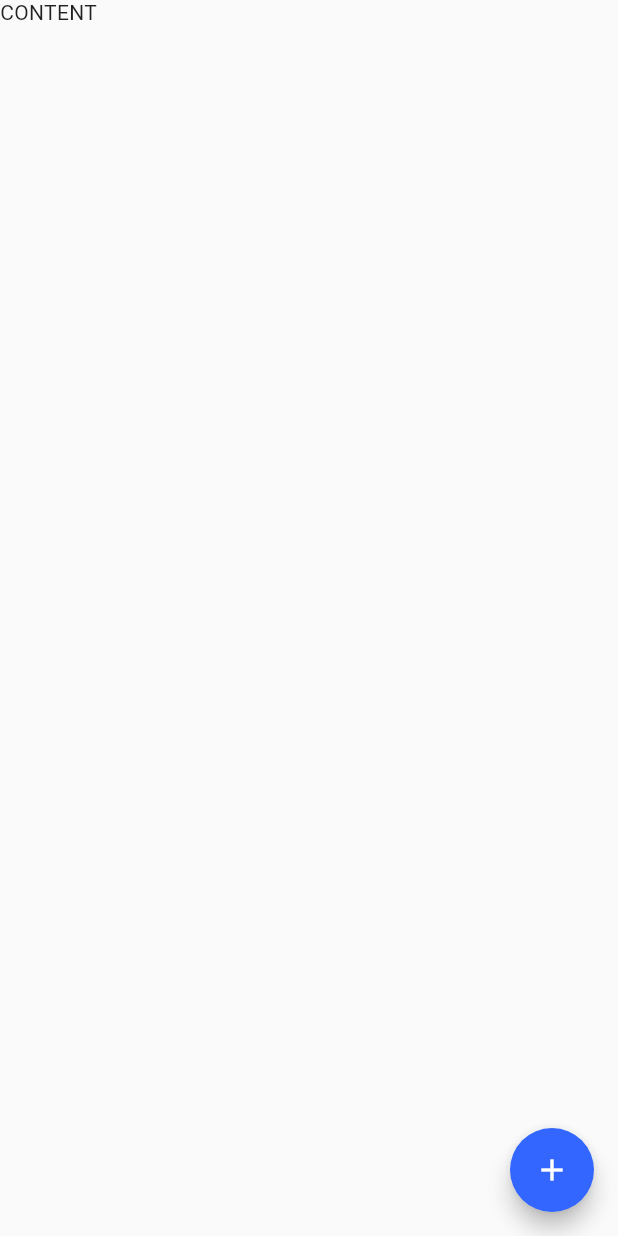
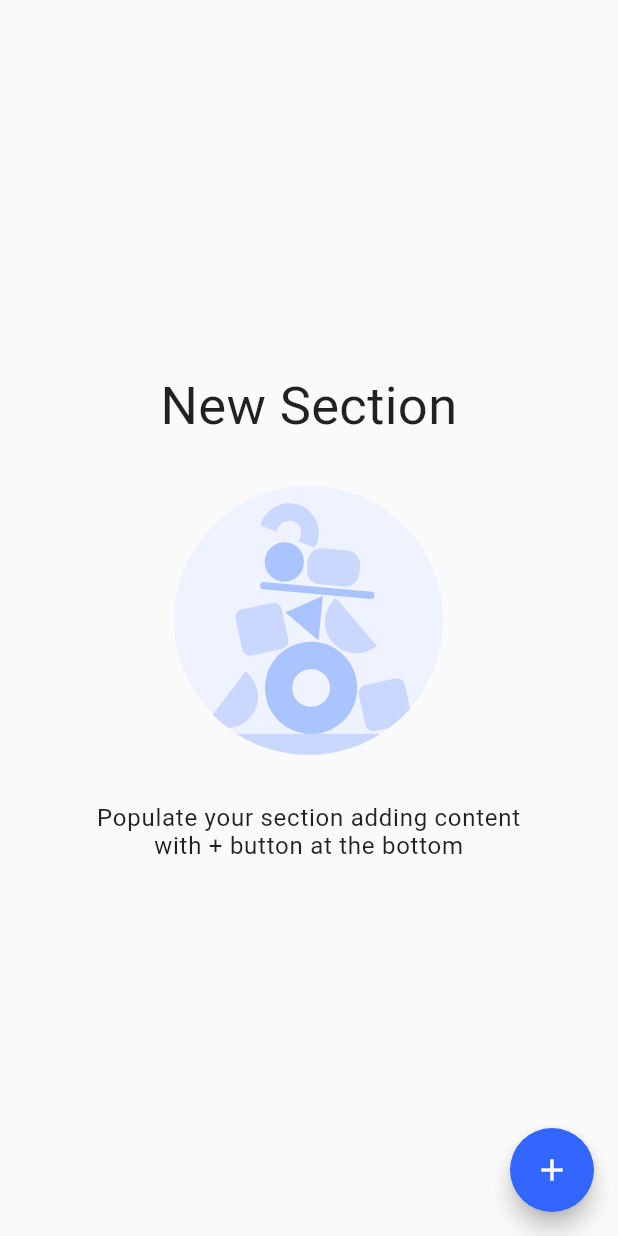
Before and after one commit to andbattaglia/DoceBlocks, a Flutter app: the BlockComposerPage screen opened directly, on a phone screen of 412 x 824 dp. Run offline on Flutter 3.47's test engine with Material 2 defaults, Android fonts, the phone set to English and light mode, and no system bars; our stand-ins replace bloc, cloud_firestore, equatable, firebase_auth, flutter_bloc, flutter_svg and 3 more; missing offline and left inert: cloud_firestore_web, firebase_auth_web, firebase_core_web, shared_preferences_web; accounts and stored records are empty.

Commit message:
fixed floatinc action button

```diff
--- a/lib/presentation/block/composer/block_composer_page.dart
+++ b/lib/presentation/block/composer/block_composer_page.dart
@@ -1,3 +1,5 @@
+import 'dart:async';
+
 import 'package:doce_blocks/presentation/block/composer/add_block_page.dart';
 import 'package:doce_blocks/presentation/block/draggableitem/draggable_item.dart';
 import 'package:doce_blocks/presentation/components/floating_action_add.dart';
@@ -15,8 +17,10 @@ class BlockComposerPage extends StatefulWidget {
 class _BlockComposerPageState extends State<BlockComposerPage> {
 
   bool _isEditMode = false;
+  StreamController<bool> _floatingButtonController = StreamController<bool>();
 
   List<Widget> itemsList = [];
+
 
   @override
   Widget build(BuildContext context) {
@@ -45,8 +49,12 @@ class _BlockComposerPageState extends State<BlockComposerPage> {
             setState(() {
               _isEditMode = false;
             });
-          }),
-      body: _isEditMode ? _buildEditMode(context) : _buildContent(context),
+          },
+          stream: _floatingButtonController.stream,
+      ),
+      body: SafeArea(
+        child: _isEditMode ? _buildEditMode(context) : _buildContent(context),
+      )
     );
   }
 
@@ -55,88 +63,22 @@ class _BlockComposerPageState extends State<BlockComposerPage> {
   ////////////////////////////////////////////////////////////////////////////////////////////////////////////////////
   Widget _buildLargePage(BuildContext context) {
     return Container();
-//    return Container(
-//        margin: EdgeInsets.only(top: DBDimens.PaddingDefault, bottom: DBDimens.PaddingDefault, right: DBDimens.PaddingDefault),
-//        decoration: BoxDecoration(
-//          color: Theme.of(context).backgroundColor,
-//          borderRadius: BorderRadius.circular(DBDimens.CornerDefault),
-//        ),
-//        child: Stack(
-//          children: [
-//            Row(
-//              children: [
-//                Expanded(
-//                    flex: 9,
-//                    child: Container(
-//                      decoration: BoxDecoration(
-//                        color: Theme.of(context).selectedRowColor,
-//                        borderRadius: BorderRadius.only(topLeft: Radius.circular(DBDimens.CornerDefault), bottomLeft: Radius.circular(DBDimens.CornerDefault)),
-//                      ),
-//                    )),
-//                Expanded(
-//                    flex: 1,
-//                    child: Container(
-//                      decoration: BoxDecoration(
-//                        color: Theme.of(context).selectedRowColor,
-//                        borderRadius: BorderRadius.only(topRight: Radius.circular(DBDimens.CornerDefault), bottomRight: Radius.circular(DBDimens.CornerDefault)),
-//                      ),
-//                      child: WidgetListPage(isHorizontal: false),
-//                    ))
-//              ],
-//            ),
-//            Row(
-//              children: [
-//                Expanded(
-//                    flex: 9,
-//                    child: Container(
-//                      decoration: BoxDecoration(
-//                        color: Theme.of(context).backgroundColor,
-//                        borderRadius: BorderRadius.all(Radius.circular(DBDimens.CornerDefault)),
-//                      ),
-//                      child: _buildContent(context),
-//                    )),
-//                Expanded(flex: 1, child: Container())
-//              ],
-//            ),
-//          ],
-//        ));
   }
 
   Widget _buildContent(BuildContext context) {
     return Container(
-      child: Text("CONTENT"),
+        padding: EdgeInsets.only(left: DBDimens.Padding50, right: DBDimens.Padding50),
+        child: Column(
+          mainAxisAlignment: MainAxisAlignment.center,
+          children: [
+            Text(DBString.composer_empty_slate_title, textAlign: TextAlign.center, style: Theme.of(context).textTheme.headline4),
+            SizedBox(height: DBDimens.PaddingDouble),
+            CrossPlatformSvg.asset('assets/empty_slate_section.svg', height: 180, width: 180),
+            SizedBox(height: DBDimens.PaddingDouble),
+            Text(DBString.composer_empty_slate_description, textAlign: TextAlign.center, style: Theme.of(context).textTheme.bodyText1),
+          ],
+        )
     );
-//    return Container(
-//      child: DragTarget(
-//        builder: (context, List<String> candidateData, rejectedData) {
-//          if (itemsList.length > 0) {
-//            return ListView.builder(
-//                itemCount: itemsList.length,
-//                itemBuilder: (context, index) {
-//                  return itemsList[index];
-//                });
-//          } else {
-//            return Container();
-//          }
-//        },
-//        onWillAccept: (data) {
-//          return true;
-//        },
-//        onAccept: (data) {
-//          setState(() {
-//            switch (data) {
-//              case "DRAGGABLE_ITEM":
-//                itemsList.add(DraggableItem());
-//                break;
-//            }
-//            var deviceType = getDeviceType(MediaQuery.of(context).size);
-//            if (deviceType == DeviceScreenType.mobile) {
-//              Navigator.of(context).pop();
-//            }
-//          });
-//        },
-//      ),
-//    );
   }
 
   Widget _buildEditMode(BuildContext context) {
@@ -157,7 +99,7 @@ class _BlockComposerPageState extends State<BlockComposerPage> {
                         children: [
                           CrossPlatformSvg.asset('assets/empty_slate.svg'),
                           SizedBox(height: DBDimens.PaddingDefault),
-                          Text(DBString.composer_description, textAlign: TextAlign.center, style: Theme.of(context).textTheme.bodyText1),
+                          Text(DBString.composer_drag_drop_description, textAlign: TextAlign.center, style: Theme.of(context).textTheme.bodyText1),
                           SizedBox(
                             height: DBDimens.Padding50,
                           ),
@@ -175,6 +117,7 @@ class _BlockComposerPageState extends State<BlockComposerPage> {
                         setState(() {
                           _isEditMode = false;
                         });
+                        _floatingButtonController.add(false);
                         Navigator.push(context, MaterialPageRoute(builder: (context) => AddBlockPage()));
                         break;
                     }
--- a/lib/presentation/block/draggableitem/draggable_item.dart
+++ b/lib/presentation/block/draggableitem/draggable_item.dart
@@ -24,8 +24,8 @@ class DraggableItem extends StatelessWidget {
 
   Widget _buildContent(BuildContext context) {
     return Container(
-      width: 210,
-      height: 170,
+      width: 210, //TODO: to calculate
+      height: 170, //TODO: to calculate
       padding: EdgeInsets.only(left: DBDimens.PaddingDefault, right: DBDimens.PaddingDefault),
       child: Column(
         mainAxisAlignment: MainAxisAlignment.center,
--- a/lib/presentation/components/floating_action_add.dart
+++ b/lib/presentation/components/floating_action_add.dart
@@ -2,18 +2,28 @@ import 'package:flutter/material.dart';
 
 class FloatingActionAdd extends StatefulWidget {
 
+  final Stream<bool> stream;
+
   final VoidCallback onAdd;
   final VoidCallback onClose;
 
-  FloatingActionAdd({@required this.onAdd, @required this.onClose}) : super();
+  FloatingActionAdd({@required this.onAdd, @required this.onClose, this.stream}) : super();
 
   @override
   _FloatingActionAddState createState() => _FloatingActionAddState();
 }
 
 class _FloatingActionAddState extends State<FloatingActionAdd> {
+
   bool isOpen = false;
-//  PersistentBottomSheetController bottomSheetController;
+
+  @override
+  void initState() {
+    super.initState();
+    widget.stream.listen((value) {
+      _changeState(value);
+    });
+  }
 
   @override
   Widget build(BuildContext context) {
@@ -23,7 +33,7 @@ class _FloatingActionAddState extends State<FloatingActionAdd> {
         child: Icon(Icons.close),
         onPressed: () {
           widget.onClose();
-          changeState(false);
+          _changeState(false);
         },
       );
     } else {
@@ -32,29 +42,13 @@ class _FloatingActionAddState extends State<FloatingActionAdd> {
         child: Icon(Icons.add),
         onPressed: () {
           widget.onAdd();
-          changeState(true);
+          _changeState(true);
         },
       );
-//      return FloatingActionButton(
-//          backgroundColor: Theme.of(context).primaryColor,
-//          child: Icon(Icons.add),
-//          onPressed: () {
-//            bottomSheetController = showBottomSheet(
-//                context: context,
-//                builder: (context) => Container(
-//                  constraints: BoxConstraints.expand(height: 150),
-//                  color: Theme.of(context).selectedRowColor,
-//                  child: WidgetListPage(isHorizontal: true),
-//                ));
-//            changeState(true);
-//            bottomSheetController.closed.then((value) {
-//              changeState(false);
-//            });
-//          });
     }
   }
 
-  void changeState(bool value) {
+  void _changeState(bool value) {
     setState(() {
       isOpen = value;
     });
--- a/lib/presentation/utils/strings.dart
+++ b/lib/presentation/utils/strings.dart
@@ -24,7 +24,9 @@ class DBString{
   static const String add_section_adding_success = "Your section was added successfully";
   static const String add_section_removing_success = "Your section was removed successfully";
 
-  static const String composer_description = "Drop your blocks here and configurate later";
+  static const String composer_empty_slate_title = "New Section";
+  static const String composer_empty_slate_description = "Populate your section adding content with + button at the bottom";
+  static const String composer_drag_drop_description = "Drop your blocks here and configurate later";
 
   static const String add_block_article_title = "New Article";
   static const String add_block_list_title = "New List";
@@ -38,6 +40,10 @@ class DBString{
   static const String profile_title = "My Account";
   static const String profile_signout = "Signout";
 
+  static const String draggable_item_article = "Article";
+  static const String draggable_item_video = "Video";
+  static const String draggable_item_list = "List";
+
 
 
 }
--- a/pubspec.yaml
+++ b/pubspec.yaml
@@ -61,4 +61,5 @@ flutter:
   assets:
     - assets/logo.svg
     - assets/empty_slate.svg
+    - assets/empty_slate_section.svg
     - assets/login.png
```
Also changed, not shown: assets/empty_slate_section.svg (added), 1 other file.
